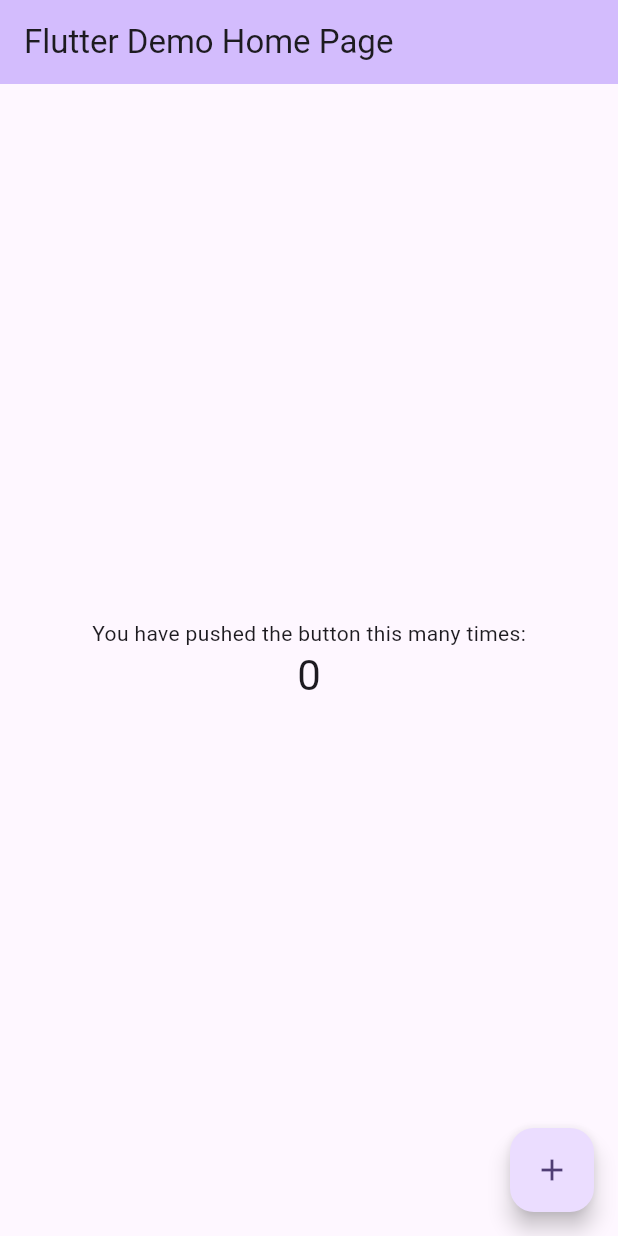
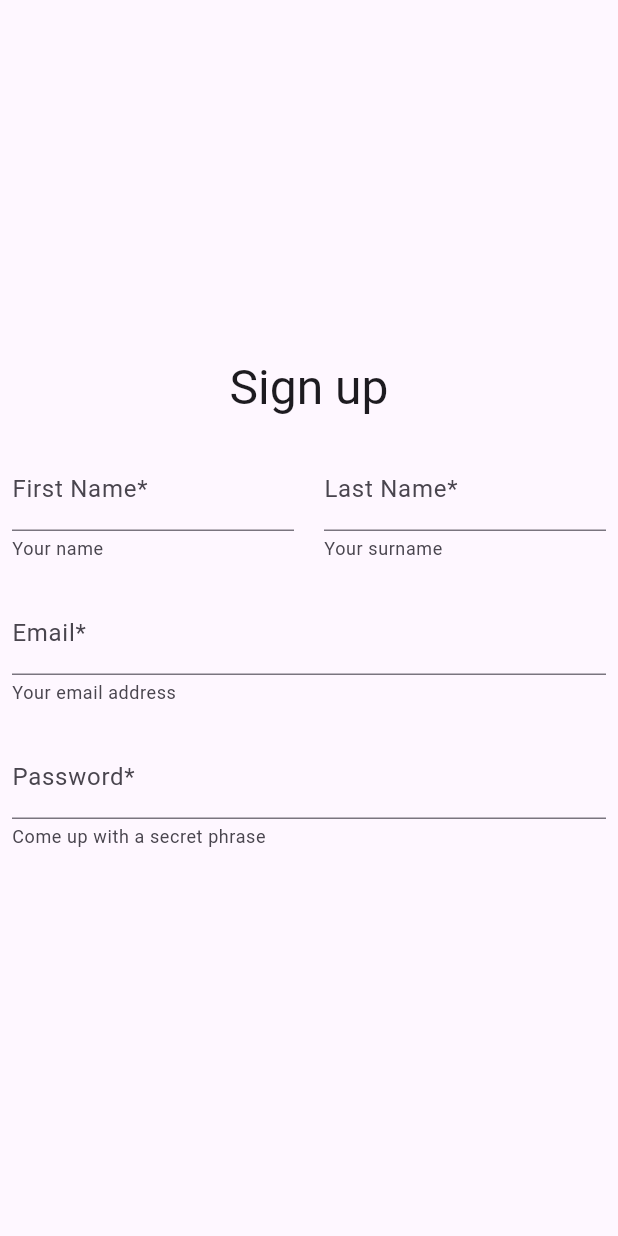
Before and after one commit to JohnKhandygo/firebase-playground, a Flutter app: the screen it shows after launch, on a phone screen of 412 x 824 dp. Run offline on Flutter 3.47's test engine with Material 3 defaults, Android fonts, the phone set to English and light mode, and no system bars; our stand-ins replace email_validator.

Commit message:
flutter_app: add registration form.

```diff
--- a/flutter_app/lib/main.dart
+++ b/flutter_app/lib/main.dart
@@ -1,3 +1,4 @@
+import 'package:email_validator/email_validator.dart';
 import 'package:flutter/material.dart';
 
 void main() {
@@ -55,18 +56,7 @@ class MyHomePage extends StatefulWidget {
 }
 
 class _MyHomePageState extends State<MyHomePage> {
-  int _counter = 0;
-
-  void _incrementCounter() {
-    setState(() {
-      // This call to setState tells the Flutter framework that something has
-      // changed in this State, which causes it to rerun the build method below
-      // so that the display can reflect the updated values. If we changed
-      // _counter without calling setState(), then the build method would not be
-      // called again, and so nothing would appear to happen.
-      _counter++;
-    });
-  }
+  final _formKey = GlobalKey();
 
   @override
   Widget build(BuildContext context) {
@@ -77,16 +67,9 @@ class _MyHomePageState extends State<MyHomePage> {
     // fast, so that you can just rebuild anything that needs updating rather
     // than having to individually change instances of widgets.
     return Scaffold(
-      appBar: AppBar(
-        // TRY THIS: Try changing the color here to a specific color (to
-        // Colors.amber, perhaps?) and trigger a hot reload to see the AppBar
-        // change color while the other colors stay the same.
-        backgroundColor: Theme.of(context).colorScheme.inversePrimary,
-        // Here we take the value from the MyHomePage object that was created by
-        // the App.build method, and use it to set our appbar title.
-        title: Text(widget.title),
-      ),
-      body: Center(
+      body: Padding(
+        padding: const EdgeInsets.all(8.0),
+        child: Center(
           // Center is a layout widget. It takes a single child and positions it
           // in the middle of the parent.
           child: Column(
@@ -105,21 +88,64 @@ class _MyHomePageState extends State<MyHomePage> {
             // wireframe for each widget.
             mainAxisAlignment: MainAxisAlignment.center,
             children: <Widget>[
-            const Text(
-              'You have pushed the button this many times:',
+              Text(
+                'Sign up',
+                style: Theme.of(context).textTheme.headlineLarge
               ),
-            Text(
-              '$_counter',
-              style: Theme.of(context).textTheme.headlineMedium,
+              const SizedBox(height: 20,),
+              Form(
+                key: _formKey,
+                child: Column(
+                  children: [
+                    Row(
+                      children: [
+                        Expanded(
+                          flex: 5,
+                          child: TextFormField(
+                            decoration: const InputDecoration(
+                              label: Text('First Name*'),
+                              helperText: 'Your name'
+                            ),
+                          ),
+                        ),
+                        const SizedBox(width: 20,),
+                        Expanded(
+                          flex: 5,
+                          child: TextFormField(
+                            decoration: const InputDecoration(
+                              label: Text('Last Name*'),
+                              helperText: 'Your surname'
+                            ),
+                          ),
                         ),
                       ],
                     ),
+                    const SizedBox(height: 20,),
+                    TextFormField(
+                      decoration: const InputDecoration(
+                        label: Text('Email*'),
+                        helperText: 'Your email address'
                       ),
-      floatingActionButton: FloatingActionButton(
-        onPressed: _incrementCounter,
-        tooltip: 'Increment',
-        child: const Icon(Icons.add),
-      ), // This trailing comma makes auto-formatting nicer for build methods.
+                      validator: (value) => value != null && EmailValidator.validate(value) ? null : 'Enter a valid email address',
+                    ),
+                    const SizedBox(height: 20,),
+                    TextFormField(
+                      decoration: const InputDecoration(
+                        label: Text('Password*'),
+                        helperText: 'Come up with a secret phrase'
+                      ),
+                      obscureText: true,
+                      enableSuggestions: false,
+                      autocorrect: false,
+                    ),
+                    const SizedBox(height: 20,),
+                  ],
+                )
+              )
+            ],
+          ),
+        ),
+      ),
     );
   }
 }
--- a/flutter_app/pubspec.yaml
+++ b/flutter_app/pubspec.yaml
@@ -28,6 +28,7 @@ environment:
 # the latest version available on pub.dev. To see which dependencies have newer
 # versions available, run `flutter pub outdated`.
 dependencies:
+  email_validator: '^3.0.0'
   flutter:
     sdk: flutter
 
```
Also changed, not shown: flutter_app/pubspec.lock, 1 other file. Lines whose indentation alone changed are shown as unchanged.
